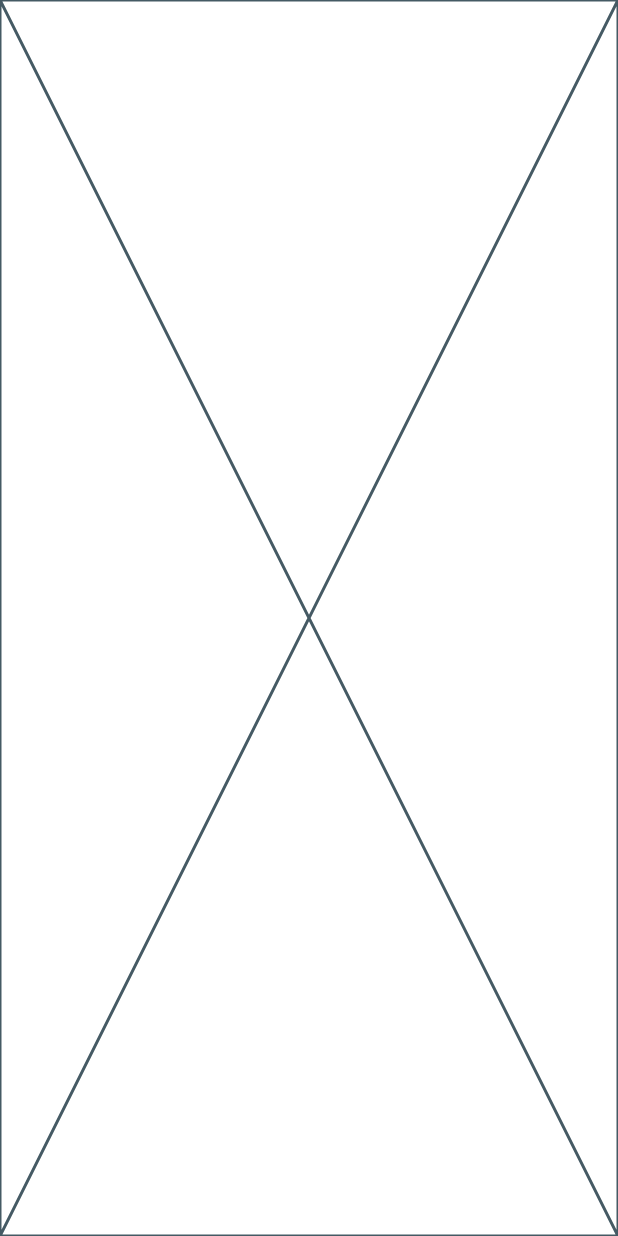
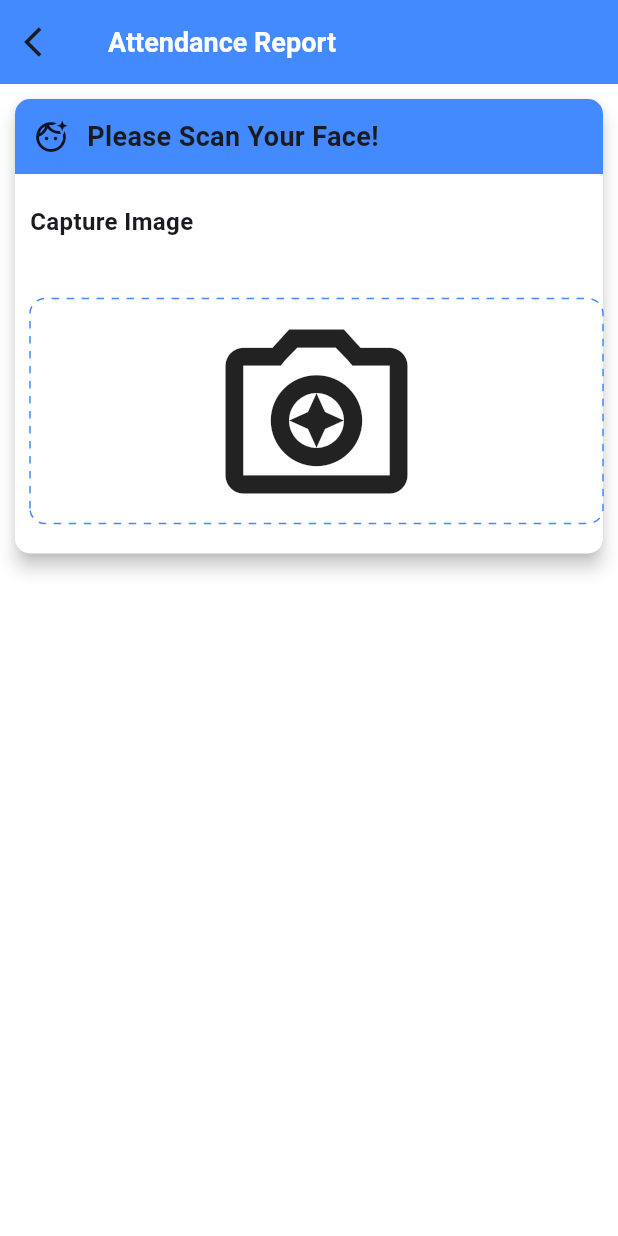
Before and after one commit to tsayoo/attendance_app, a Flutter app: the screen it shows after launch, after a tap on "Attendance report", on a phone screen of 412 x 824 dp. Run offline on Flutter 3.47's test engine with Material 3 defaults, Android fonts, the phone set to English and light mode, and no system bars; drawn by our look-alikes of dotted_border; our stand-ins replace camera, cloud_firestore, firebase_core; missing offline and left inert: google_mlkit_face_detection; accounts and stored records are empty.

Commit message:
creating camera permission

```diff
--- a/lib/ui/attend/attendance_screen.dart
+++ b/lib/ui/attend/attendance_screen.dart
@@ -1,10 +1,139 @@
+import 'dart:io';
+
+import 'package:attendance_app/ui/attend/camera_screen.dart';
+import 'package:camera/camera.dart';
+import 'package:cloud_firestore/cloud_firestore.dart';
+import 'package:dotted_border/dotted_border.dart';
 import 'package:flutter/material.dart';
 
-class AttendanceScreen extends StatelessWidget {
-  const AttendanceScreen({super.key});
+class AttendanceScreen extends StatefulWidget {
+  final XFile? image;
+  const AttendanceScreen({super.key, this.image});
+
+  @override
+  State<AttendanceScreen> createState() => _AttendanceScreenState(this.image);
+}
+
+class _AttendanceScreenState extends State<AttendanceScreen> {
+  _AttendanceScreenState(this.image);
+  XFile? image;
+  String address = "", date = "", time = "", dateTime = "", status = "Attend";
+  bool isLoading = false;
+  double lat = 0.0, long = 0.0;
+  int dateHours = 0, minute = 0;
+  final controller = TextEditingController();
+  final CollectionReference dataCollection = FirebaseFirestore.instance.collection('attendance');
+
+  @override
+  void initState() {
+    handleLocationPermission();
+    setDateTime();
+    setAttendStatus();
+
+    if (image != null) {
+      isLoading = true;
+      getGeoLocationPosition();
+    }
+  }
 
   @override
   Widget build(BuildContext context) {
-    return const Placeholder();
+    Size size = MediaQuery.of(context).size;
+
+    return Scaffold(
+      backgroundColor: Colors.white,
+      appBar: AppBar(
+        elevation: 0,
+        backgroundColor: Colors.blueAccent,
+        leading: IconButton(
+          icon: Icon(Icons.arrow_back_ios),
+          onPressed: () => Navigator.of(context).pop(),
+        ),
+        title: Text(
+          "Attendance Report",
+          style: TextStyle(
+            fontSize: 18,
+            fontWeight: FontWeight.bold,
+            color: Colors.white
+          ),
+        ),
+      ),
+      body: SingleChildScrollView(
+        child: Card(
+          color: Colors.white,
+          margin: EdgeInsets.fromLTRB(10, 10, 10, 30),
+          shape: RoundedRectangleBorder(
+            borderRadius: BorderRadius.circular(10)
+          ),
+          elevation: 5,
+          child: Column(
+            crossAxisAlignment: CrossAxisAlignment.start,
+            children: [
+              Container(
+                height: 50,
+                decoration: BoxDecoration(
+                  borderRadius: BorderRadius.only(
+                    topLeft: Radius.circular(10),
+                    topRight: Radius.circular(10),
+                  ),
+                  color: Colors.blueAccent
+                ),
+                child: Row(
+                  children: [
+                    SizedBox(width: 12),
+                    Icon(Icons.face_retouching_natural_outlined),
+                    SizedBox(width: 12),
+                    Text(
+                      "Please Scan Your Face!",
+                      style: TextStyle(
+                        fontSize: 18,
+                        fontWeight: FontWeight.bold,
+                      ),
+                    )
+                  ],
+                ),
+              ),
+              Padding(
+                padding: EdgeInsets.fromLTRB(10, 20, 0, 20),
+                child: Text(
+                  "Capture Image",
+                  style: TextStyle(
+                    fontSize: 16,
+                    fontWeight: FontWeight.bold
+                  ),
+                ),
+              ),
+              GestureDetector(
+                onTap: () {
+                  Navigator.push(
+                    context,
+                    MaterialPageRoute(builder: (context) => CameraScreen())
+                    );
+                },
+                child: Container(
+                  margin: EdgeInsets.fromLTRB(10, 20, 0, 20),
+                  width: size.width,
+                  height: 150,
+                  child: DottedBorder(
+                    radius: Radius.circular(10),
+                    borderType: BorderType.RRect,
+                    color: Colors.blueAccent,
+                    strokeWidth: 1,
+                    dashPattern: [5, 5],
+                    child: SizedBox.expand(
+                      child: FittedBox(
+                        child: image != null
+                        ? Image.file(File(image!.path), fit: BoxFit.cover)
+                        :Icon(Icons.camera_enhance_outlined)
+                      ),
+                    )
+                  ),
+                ),
+              ),
+            ],
+          ),
+        ),
+      ),
+    );
   }
 }
--- /dev/null
+++ b/lib/ui/attend/camera_screen.dart
@@ -0,0 +1,15 @@
+import 'package:flutter/material.dart';
+
+class CameraScreen extends StatefulWidget {
+  const CameraScreen({super.key});
+
+  @override
+  State<CameraScreen> createState() => _CameraScreenState();
+}
+
+class _CameraScreenState extends State<CameraScreen> {
+  @override
+  Widget build(BuildContext context) {
+    return const Placeholder();
+  }
+}
```
Also changed, not shown: lib/ui/history/history_screen.dart (added), lib/ui/permission/permission_screen.dart (added).
